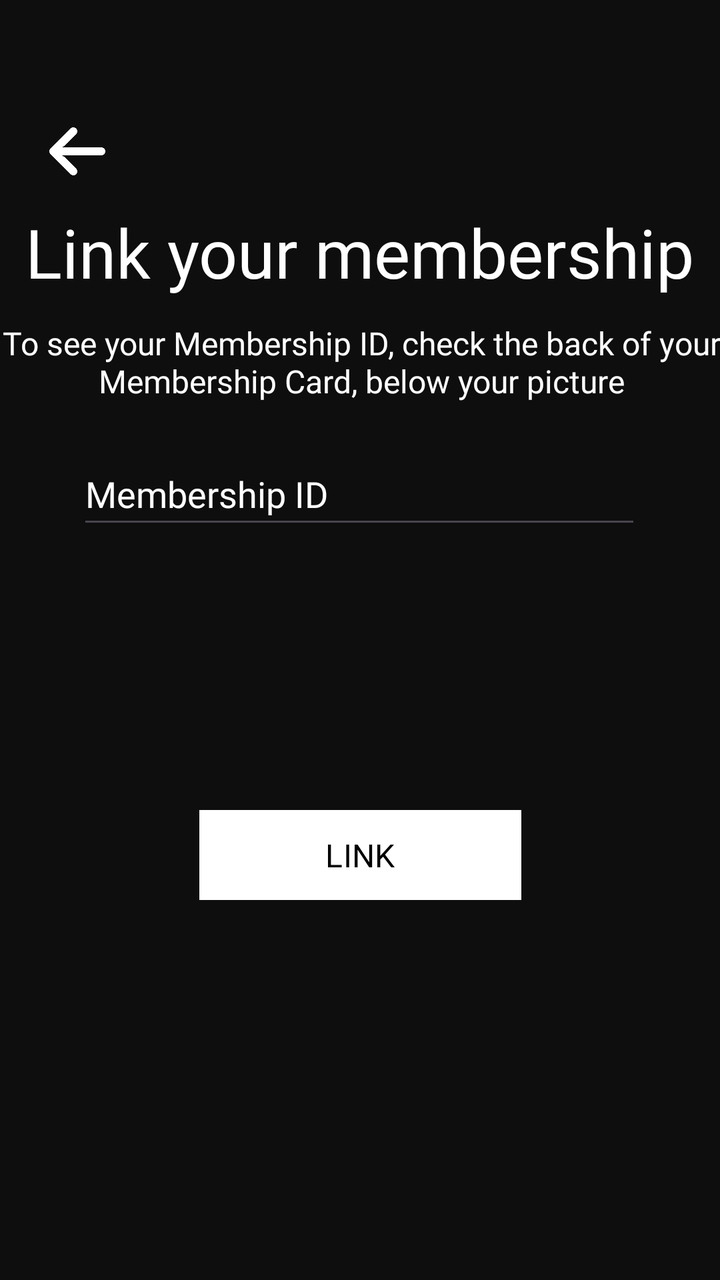
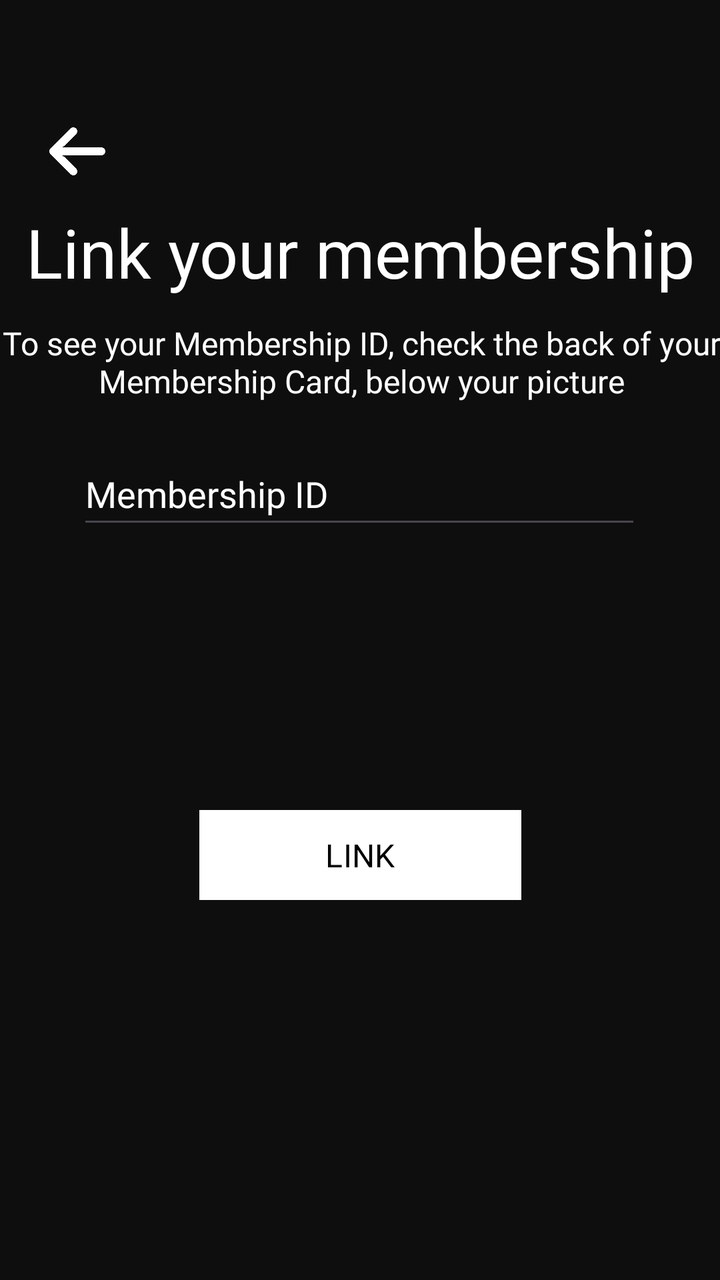

An Android layout rendered at two revisions. The XML below is the earlier revision; the diff shows what the commit changed to produce the second picture.
<!-- AndroidManifest.xml: application theme Theme.UnyieldingMight -->
<!-- res/layout/activity_linkmembership.xml -->
<?xml version="1.0" encoding="utf-8"?>
<LinearLayout xmlns:android="http://schemas.android.com/apk/res/android"
    xmlns:app="http://schemas.android.com/apk/res-auto"
    xmlns:tools="http://schemas.android.com/tools"
    android:layout_width="match_parent"
    android:layout_height="match_parent"
    android:background="#0E0E0E">

    <androidx.constraintlayout.widget.ConstraintLayout
        android:layout_width="match_parent"
        android:layout_height="match_parent">

        <ImageButton
            android:id="@+id/activity_linkmembership_btn_back"
            android:layout_width="65dp"
            android:layout_height="48dp"
            android:backgroundTint="#00FFFFFF"
            android:contentDescription="@string/btn_back"
            android:onClick="previousActivityMembership"
            android:scaleType="centerInside"
            app:layout_constraintBottom_toBottomOf="parent"
            app:layout_constraintEnd_toEndOf="parent"
            app:layout_constraintHorizontal_bias="0.02"
            app:layout_constraintStart_toStartOf="parent"
            app:layout_constraintTop_toTopOf="parent"
            app:layout_constraintVertical_bias="0.087"
            app:srcCompat="@drawable/arrow" />

        <TextView
            android:id="@+id/activity_linkmembership_tv_linkYourMembership"
            android:layout_width="wrap_content"
            android:layout_height="wrap_content"
            android:fontFamily="@font/manrope_extrabold"
            android:text="@string/link_your_membership"
            android:textColor="#fff"
            android:textSize="34sp"
            app:layout_constraintBottom_toBottomOf="parent"
            app:layout_constraintEnd_toEndOf="parent"
            app:layout_constraintHorizontal_bias="0.498"
            app:layout_constraintStart_toStartOf="parent"
            app:layout_constraintTop_toTopOf="parent"
            app:layout_constraintVertical_bias="0.174" />

        <TextView
            android:id="@+id/activity_linkmembership_tv_message"
            android:layout_width="364dp"
            android:layout_height="47dp"
            android:fontFamily="@font/manrope_bold"
            android:text="@string/to_see_your_membership_id_check_the_back_of_your_membership_card_below_your_picture"
            android:textAlignment="center"
            android:textColor="#fff"
            android:textSize="16sp"
            app:layout_constraintBottom_toBottomOf="parent"
            app:layout_constraintEnd_toEndOf="parent"
            app:layout_constraintHorizontal_bias="0.481"
            app:layout_constraintStart_toStartOf="parent"
            app:layout_constraintTop_toTopOf="parent"
            app:layout_constraintVertical_bias="0.271" />

        <EditText
            android:id="@+id/activity_linkmembership_et_membershipId"
            android:layout_width="282dp"
            android:layout_height="48dp"
            android:ems="10"
            android:fontFamily="@font/jura_bold"
            android:hint="@string/membership_id"
            android:inputType="text"
            android:textColor="#fff"
            android:textColorHint="#fff"
            app:layout_constraintBottom_toBottomOf="parent"
            app:layout_constraintEnd_toEndOf="parent"
            app:layout_constraintHorizontal_bias="0.496"
            app:layout_constraintStart_toStartOf="parent"
            app:layout_constraintTop_toTopOf="parent"
            app:layout_constraintVertical_bias="0.374" />

        <Button
            android:id="@+id/activity_linkmembership_btn_link"
            android:layout_width="161dp"
            android:layout_height="53dp"
            android:backgroundTint="#FFFFFF"
            android:fontFamily="@font/manrope_bold"
            android:onClick="nextActivityActivityLevel"
            android:text="@string/btn_link"
            android:textColor="#000"
            android:textSize="16sp"
            app:cornerRadius="0dp"
            app:layout_constraintBottom_toBottomOf="parent"
            app:layout_constraintEnd_toEndOf="parent"
            app:layout_constraintStart_toStartOf="parent"
            app:layout_constraintTop_toTopOf="parent"
            app:layout_constraintVertical_bias="0.683" />

    </androidx.constraintlayout.widget.ConstraintLayout>
</LinearLayout>
<!-- resources referenced by this layout -->
<resources>
  <!-- drawable arrow: png bitmap (drawable, 13273 bytes) -->
  <string name="btn_back">back</string>
  <string name="btn_link">LINK</string>
  <string name="link_your_membership">Link your membership</string>
  <string name="membership_id">Membership ID</string>
  <string name="to_see_your_membership_id_check_the_back_of_your_membership_card_below_your_picture">To see your Membership ID, check the back of your Membership Card, below your picture</string>
  <style name="Theme.UnyieldingMight" parent="Base.Theme.UnyieldingMight" />
  <style name="Base.Theme.UnyieldingMight" parent="Theme.Material3.DayNight.NoActionBar">
          
          
      </style>
</resources>

<!-- the commit's change to res/layout/activity_linkmembership.xml (unified diff, before → after) -->
@@ -32,6 +32,7 @@
             android:layout_height="wrap_content"
             android:fontFamily="@font/manrope_extrabold"
             android:text="@string/link_your_membership"
+            android:textAlignment="center"
             android:textColor="#fff"
             android:textSize="34sp"
             app:layout_constraintBottom_toBottomOf="parent"
